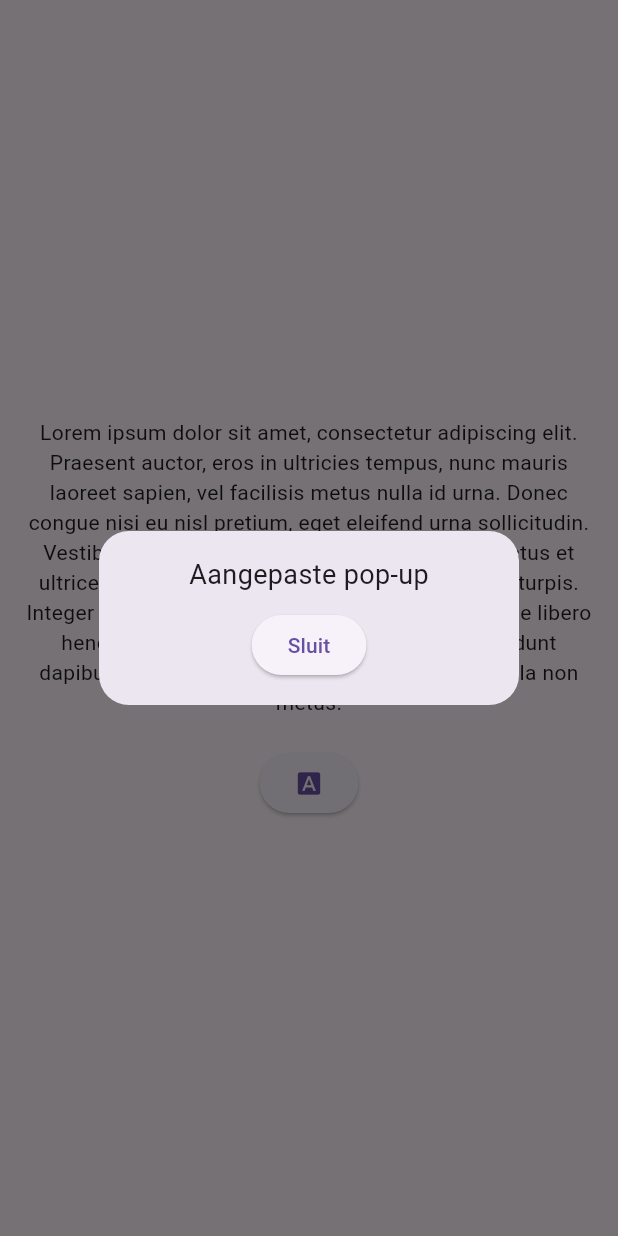
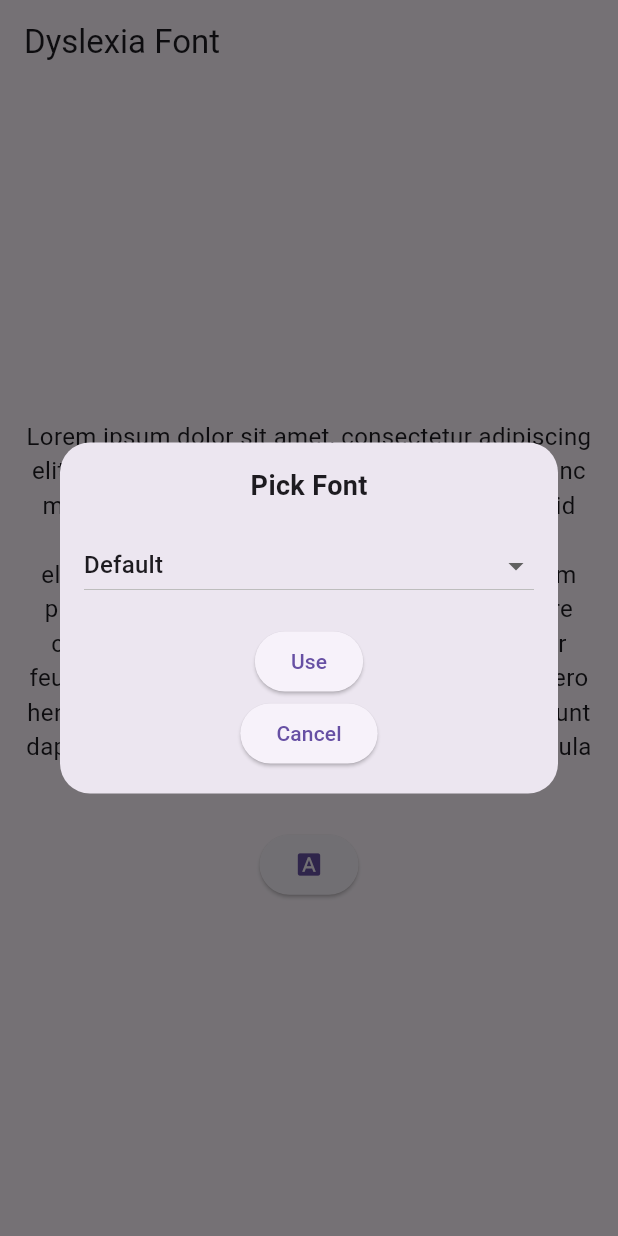
Before and after one commit to richersetal/dyslexiafont, a Flutter app: the screen it shows after launch, after a tap on the "font download" icon, on a phone screen of 412 x 824 dp. Run offline on Flutter 3.47's test engine with Material 3 defaults, Android fonts, the phone set to English and light mode, and no system bars; our stand-ins replace bloc, flutter_bloc; Roboto replaces fonts that are missing (Lexens).

Commit message:
added dialog window fonts

```diff
--- a/lib/logic/cubit/font_cubit.dart
+++ b/lib/logic/cubit/font_cubit.dart
@@ -0,0 +1,12 @@
+import 'package:bloc/bloc.dart';
+
+class FontCubit extends Cubit<String?> {
+  /// Default is `null`, by default the standard font of Flutter is used
+  FontCubit() : super(null);
+
+  /// Wijzigt het lettertype naar de opgegeven waarde
+  /// Als er `null` wordt meegegeven, wordt het standaard Flutter-lettertype gebruikt
+  void changeFont(String? font) {
+    emit(font);
+  }
+}
--- a/lib/main.dart
+++ b/lib/main.dart
@@ -1,19 +1,34 @@
 import 'package:flutter/material.dart';
+import 'package:flutter_bloc/flutter_bloc.dart';
+import 'logic/cubit/font_cubit.dart';
 import 'screens/homepage.dart';
 
 void main() {
-  runApp(const MyApp());
+  runApp(
+    BlocProvider(
+      create: (_) => FontCubit(),
+      child: const MyApp(),
+    ),
+  );
 }
 
 class MyApp extends StatelessWidget {
   const MyApp({super.key});
 
-  // This widget is the root of your application.
   @override
   Widget build(BuildContext context) {
-    return MaterialApp(
-      debugShowCheckedModeBanner: false,
-      home: const MyHomePage(),
+    return BlocBuilder<FontCubit, String?>(
+      builder: (context, font) {
+        return MaterialApp(
+          debugShowCheckedModeBanner: false,
+          theme: ThemeData(
+            textTheme: ThemeData.light().textTheme.apply(
+                  fontFamily: font, // Use the dynamic fonts
+                ),
+          ),
+          home: const MyHomePage(),
+        );
+      },
     );
   }
 }
--- a/lib/presentation/widgets/dialogs/font_settings_dialog.dart
+++ b/lib/presentation/widgets/dialogs/font_settings_dialog.dart
@@ -0,0 +1,89 @@
+import 'package:com_richersetal_dyslexiafont/logic/cubit/font_cubit.dart';
+import 'package:flutter/material.dart';
+import 'package:flutter_bloc/flutter_bloc.dart';
+
+class FontSettingsDialog extends StatefulWidget {
+  const FontSettingsDialog({super.key});
+
+  @override
+  State<FontSettingsDialog> createState() => _FontSettingsDialogState();
+}
+
+class _FontSettingsDialogState extends State<FontSettingsDialog> {
+  String? selectedFont; // Geselecteerde waarde
+
+  @override
+  Widget build(BuildContext context) {
+    // Haal de huidige lettertypekeuze uit de FontCubit
+    final currentFont = context.read<FontCubit>().state;
+
+    // uses "default"
+    selectedFont = selectedFont ?? (currentFont ?? "default");
+
+    return Dialog(
+      shape: RoundedRectangleBorder(
+        borderRadius: BorderRadius.circular(20.0),
+      ),
+      child: Container(
+        padding: const EdgeInsets.all(16.0),
+        child: Column(
+          mainAxisSize: MainAxisSize.min,
+          children: [
+            const Text(
+              'Pick Font',
+              style: TextStyle(fontSize: 18.0, fontWeight: FontWeight.bold),
+            ),
+            const SizedBox(height: 16.0),
+
+            // DropdownMenu
+            DropdownButton<String>(
+              value: selectedFont,
+              items: [
+                const DropdownMenuItem(
+                  value: "default", // Special value for default font
+                  child: Text('Default'),
+                ),
+                const DropdownMenuItem(
+                  value: 'Lexend',
+                  child: Text('Lexend'),
+                ),
+                const DropdownMenuItem(
+                  value: 'OpenDyslexic',
+                  child: Text('OpenDyslexic'),
+                ),
+              ],
+              onChanged: (value) {
+                setState(() {
+                  selectedFont = value;
+                });
+              },
+              isExpanded: true,
+            ),
+
+            const SizedBox(height: 16.0),
+
+            // Opslaan-knop
+            ElevatedButton(
+              onPressed: () {
+                // Pas de keuze toe in FontCubit
+                context.read<FontCubit>().changeFont(
+                      selectedFont == "default" ? null : selectedFont,
+                    );
+                Navigator.of(context).pop(); // close window
+              },
+              child: const Text('Use'),
+            ),
+
+            // Annuleren-knop
+            ElevatedButton(
+              onPressed: () {
+                Navigator.of(context).pop(); // close window without savinf
+              },
+              child: const Text('Cancel'),
+            ),
+          ],
+        ),
+      ),
+    );
+  }
+}
--- a/lib/screens/homepage.dart
+++ b/lib/screens/homepage.dart
@@ -1,3 +1,4 @@
+import 'package:com_richersetal_dyslexiafont/presentation/widgets/dialogs/font_settings_dialog.dart';
 import 'package:flutter/material.dart';
 
 class MyHomePage extends StatefulWidget {
@@ -9,33 +10,11 @@ class MyHomePage extends StatefulWidget {
 
 class _HomepageState extends State<MyHomePage> {
   void _showCustomDialog(BuildContext context) {
+    // here use FontSettingsDialog
     showDialog(
       context: context,
       builder: (BuildContext context) {
-        return Dialog(
-          shape: RoundedRectangleBorder(
-            borderRadius: BorderRadius.circular(20.0),
-          ),
-          child: Container(
-            padding: EdgeInsets.all(16.0),
-            child: Column(
-              mainAxisSize: MainAxisSize.min,
-              children: [
-                Text(
-                  'Aangepaste pop-up',
-                  style: TextStyle(fontSize: 18.0),
-                ),
-                SizedBox(height: 10),
-                ElevatedButton(
-                  onPressed: () {
-                    Navigator.of(context).pop();
-                  },
-                  child: Text('Sluit'),
-                ),
-              ],
-            ),
-          ),
-        );
+        return const FontSettingsDialog(); // use custom dialog window
       },
     );
   }
@@ -43,6 +22,9 @@ class _HomepageState extends State<MyHomePage> {
   @override
   Widget build(BuildContext context) {
     return Scaffold(
+      appBar: AppBar(
+        title: const Text('Dyslexia Font'),
+      ),
       body: SafeArea(
         child: Column(
           mainAxisAlignment: MainAxisAlignment.center,
@@ -51,16 +33,16 @@ class _HomepageState extends State<MyHomePage> {
               padding: const EdgeInsets.symmetric(horizontal: 16.0),
               child: Text(
                 'Lorem ipsum dolor sit amet, consectetur adipiscing elit. Praesent auctor, eros in ultricies tempus, nunc mauris laoreet sapien, vel facilisis metus nulla id urna. Donec congue nisi eu nisl pretium, eget eleifend urna sollicitudin. Vestibulum ante ipsum primis in faucibus orci luctus et ultrices posuere cubilia curae; Quisque in ultrices turpis. Integer feugiat risus eu justo tincidunt, a scelerisque libero hendrerit. Vivamus scelerisque, sapien vel tincidunt dapibus, nisi justo auctor orci, vel ultricies elit ligula non metus.',
-                style: TextStyle(fontFamily: 'Lexens'),
+                style: const TextStyle(fontSize: 16), // No hardcode
                 textAlign: TextAlign.center,
               ),
             ),
-            SizedBox(height: 20),
+            const SizedBox(height: 20),
             ElevatedButton(
               onPressed: () {
-                _showCustomDialog(context);
+                _showCustomDialog(context); // Open dialog window for font
               },
-              child: Icon(Icons.font_download),
+              child: const Icon(Icons.font_download),
             ),
           ],
         ),
```
